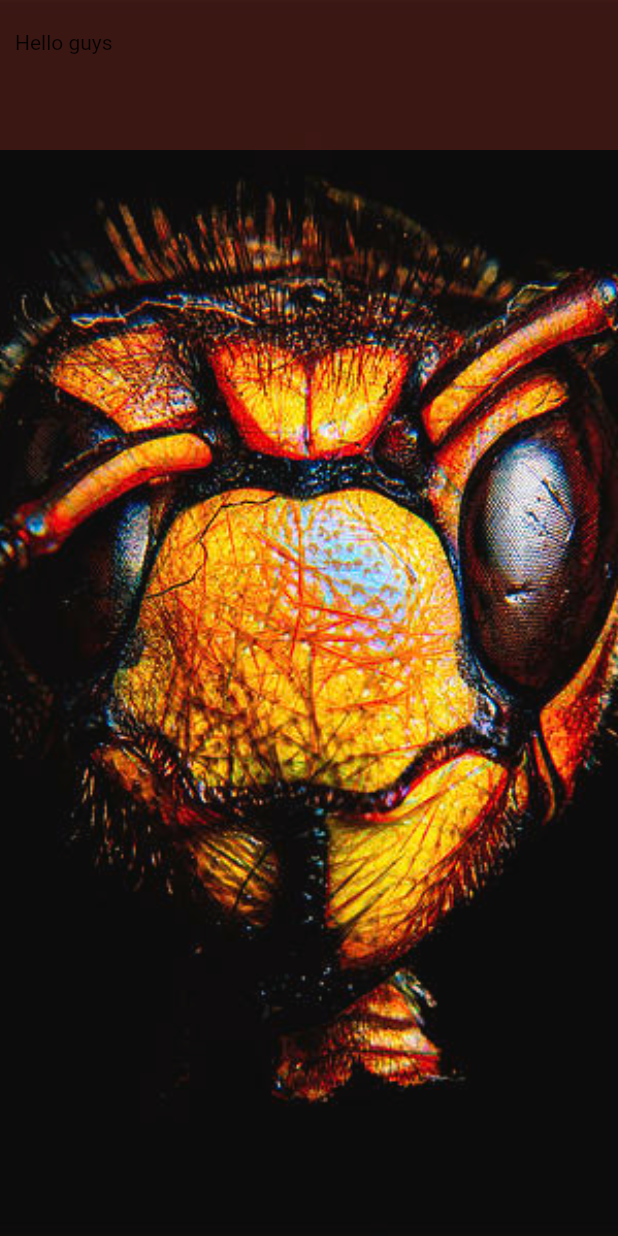
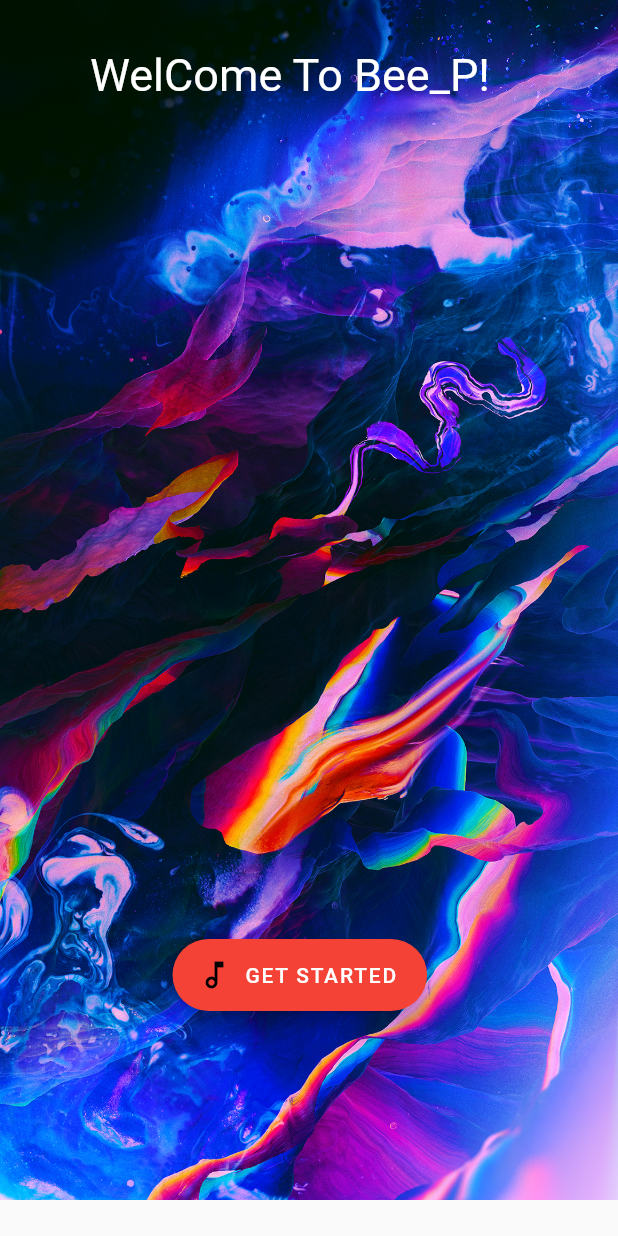
Before and after one commit to Ajinas03/music-player, a Flutter app: the screen it shows after launch, on a phone screen of 412 x 824 dp. Run offline on Flutter 3.47's test engine with Material 2 defaults, Android fonts, the phone set to English and light mode, and no system bars; our stand-ins replace just_audio; missing offline and left inert: audio_manager, flutter_audio_query, flutter_media_notification.

Commit message:
New Update

```diff
--- a/lib/home.dart
+++ b/lib/home.dart
@@ -10,58 +10,88 @@ class _HomeState extends State<Home> {
   @override
   Widget build(BuildContext context) {
     return Scaffold(
+      body: Container(
+        height: 800,
+        width: 800,
+        decoration: BoxDecoration(
+            image: DecorationImage(
+                image: AssetImage('assets/images/bee2.jpg'),
+                fit: BoxFit.cover)),
 
-// appBar: AppBar(
-//  title: Padding(
-//    padding: const EdgeInsets.all(50.0),
-//    child: Text(
-//             'Bee_P',
-//             style: TextStyle(color: Colors.black),
-//           ),
-//  ),
+// color: Colors.yellow,
+        child: Stack(
+          children: [
+            Positioned(
+            left: 60,
+              child: Container(
+                  height: 100,
+                  // color: Colors.red,
+                  child: Center(
+                    child: Text(
+                      'WelCome To Bee_P!',
+                      style: TextStyle(fontSize: 30,color: Colors.white ),
+                    ),
+                  )),
 
 
 
-// ),
+            ),
+//
 
 
-      body: Stack(
-
-children: [
-
-Container(
-decoration: BoxDecoration(
-
-image: DecorationImage(image: AssetImage('assets/images/bee1.jpg'),
-fit: BoxFit.cover)
+  Positioned(
+    top: 600,
+              left: 115.0,
+              child: Container(
+                  height: 100,
+                  // color: Colors.purple,
+                  child: Center(
+                    child: FloatingActionButton.extended(
 
 
-),
-// child: RaisedButton(  onPressed: () {
 
-//               Navigator.of(context)
+label:
 
-//                   .push(MaterialPageRoute(builder: (context) => Tracks()));
+Text("GET STARTED",style: TextStyle(color: Colors.white),),
 
-//             },),
+icon: Icon(Icons.music_note_outlined,),
+backgroundColor: Colors.red,
 
-),
+onPressed: (){
 
-Container(
-height: 100.0 ,
-width: 600,
-color: Colors.red.withOpacity(0.2),
-child: Padding(
-  padding: const EdgeInsets.fromLTRB(10, 20, 50, 0),
-  child:   Text('Hello guys', ),
-),
+  Navigator.of(context).push(MaterialPageRoute(
+                      builder: (context) => Tracks  (
 
-),
-
-],
+                          )));
 
 
+},
+
+                    ),
+                  )),
+
+
+
+            ),
+
+
+
+          ],
+        ),
       ),
+
+
+
+
+
+
+
+
+
+
+
+
+
 
 
 
--- a/pubspec.yaml
+++ b/pubspec.yaml
@@ -30,6 +30,8 @@ dependencies:
   intl: ^0.15.7
   audio_service:
   sliding_up_panel: ^1.0.2
+  audio_manager: ^0.7.3
+  flutter_media_notification: ^1.2.6
 
 
 
@@ -56,6 +58,7 @@ flutter:
   assets:
     -  assets/images/bee.png
     -  assets/images/bee1.jpg
+    -  assets/images/bee2.jpg
 
 
   # To add assets to your application, add an assets section, like this:
```
Also changed, not shown: lib/music_player.dart (+47 -0 lines), lib/tracks.dart (+7 -6 lines), assets/images/bee1.jpg, assets/images/bee2.jpg (added), pubspec.lock, 1 other file.
